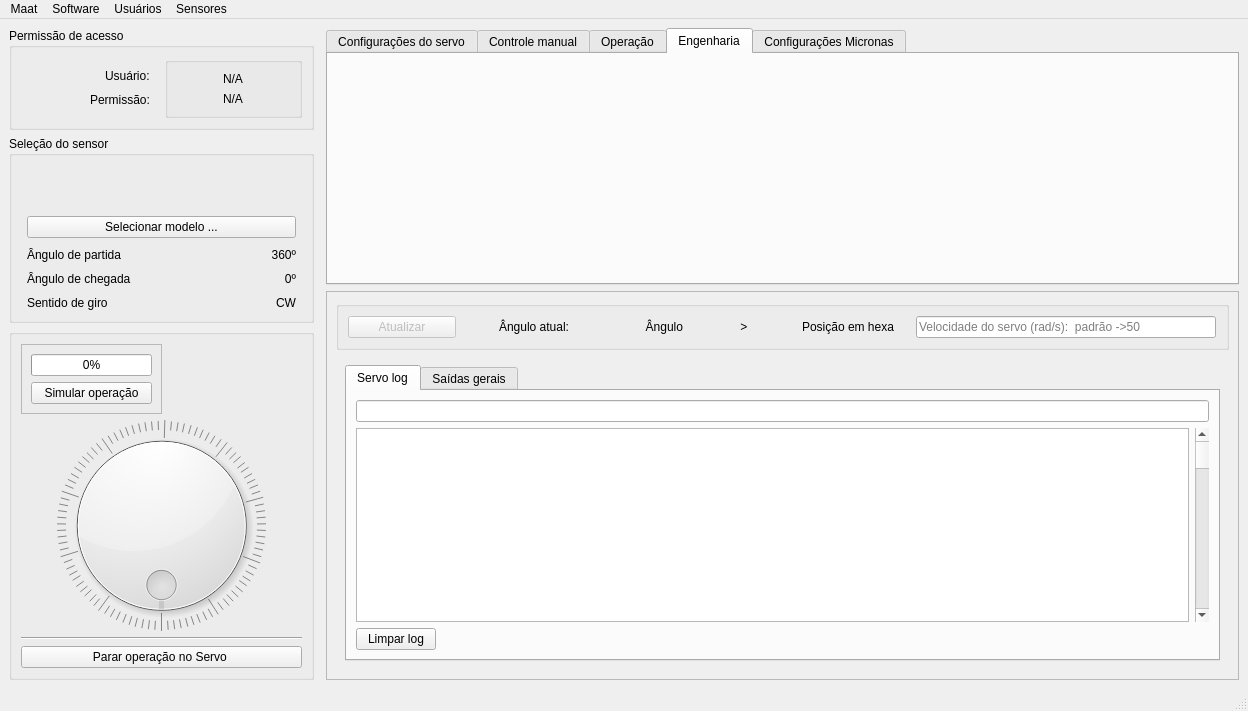
LucasDuarte026/QTMaat, file mainwindow.ui: the form before one commit.
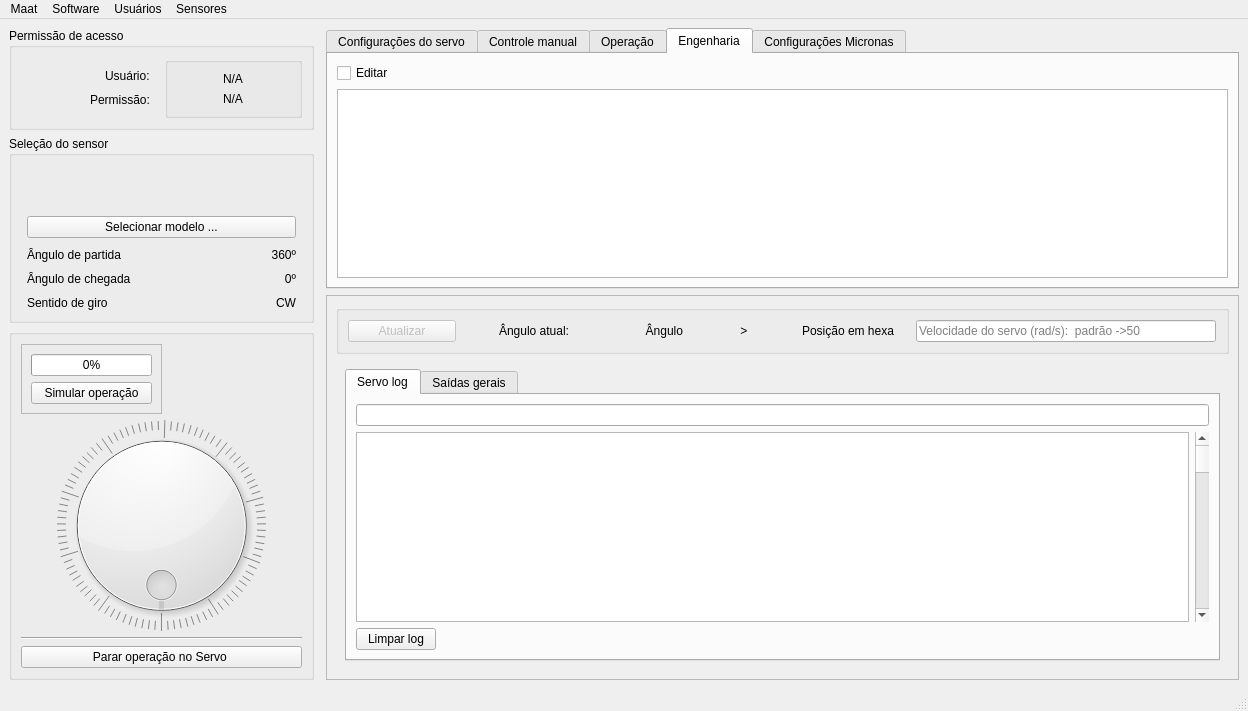
The form after the commit. The open tabs and pages were chosen to show the change. Icons and pictures are not drawn.

Commit message: versão zero da aba de engenharia

```diff
--- a/mainwindow.ui
+++ b/mainwindow.ui
@@ -667,6 +667,46 @@
          <attribute name="title">
           <string>Engenharia</string>
          </attribute>
+         <layout class="QVBoxLayout" name="verticalLayout_20">
+          <item>
+           <widget class="QCheckBox" name="engineeringEdit_checkBox">
+            <property name="text">
+             <string>Editar</string>
+            </property>
+           </widget>
+          </item>
+          <item>
+           <widget class="QTreeView" name="treeView_engenharia">
+            <property name="cursor" stdset="0">
+             <cursorShape>PointingHandCursor</cursorShape>
+            </property>
+            <property name="lineWidth">
+             <number>2</number>
+            </property>
+            <property name="autoExpandDelay">
+             <number>-1</number>
+            </property>
+            <property name="indentation">
+             <number>12</number>
+            </property>
+            <property name="uniformRowHeights">
+             <bool>true</bool>
+            </property>
+            <property name="sortingEnabled">
+             <bool>true</bool>
+            </property>
+            <property name="animated">
+             <bool>true</bool>
+            </property>
+            <property name="wordWrap">
+             <bool>true</bool>
+            </property>
+            <property name="headerHidden">
+             <bool>false</bool>
+            </property>
+           </widget>
+          </item>
+         </layout>
         </widget>
         <widget class="QWidget" name="micronasTab">
          <attribute name="title">
```
Left out of the diff: 5 changed lines with no effect on the pictures. The commit also changes 4 other files.
